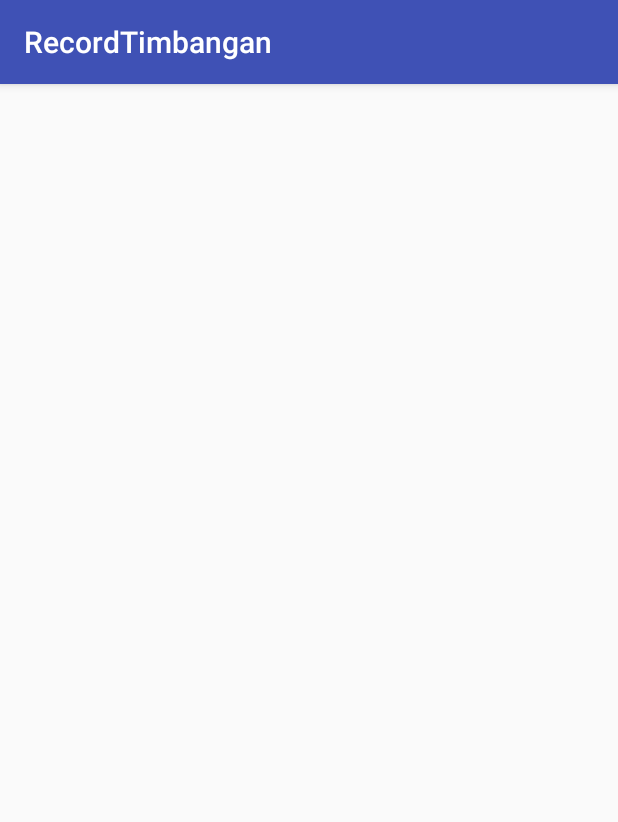
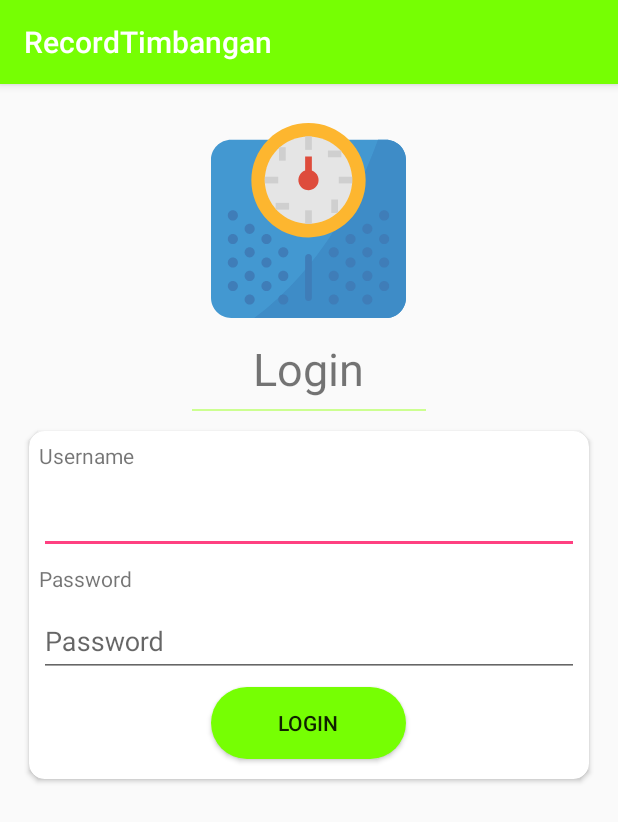
Before and after one commit to norkholis/RecordTimbangan, an Android app: the LoginPanelActivity screen opened directly, with no data from a screen before it, on a phone screen of 412 x 824 dp. Shown: the top 822 px of the screen. Run offline under Robolectric (Android 15) with nearby library versions, the phone set to English and light mode, and no system bars; our stand-ins replace sdp/ssp sizes.

Commit message:
Add login page

```diff
--- a/app/build.gradle
+++ b/app/build.gradle
@@ -22,6 +22,10 @@ dependencies {
     implementation fileTree(dir: 'libs', include: ['*.jar'])
     implementation 'com.android.support:appcompat-v7:26.1.0'
     implementation 'com.android.support.constraint:constraint-layout:1.0.2'
+    compile 'com.intuit.sdp:sdp-android:1.0.5'
+    compile 'de.hdodenhof:circleimageview:2.2.0'
+    compile 'com.android.support:cardview-v7:26.1.0'
+    compile 'com.android.support:design:26.1.0'
     testImplementation 'junit:junit:4.12'
     androidTestImplementation 'com.android.support.test:runner:1.0.1'
     androidTestImplementation 'com.android.support.test.espresso:espresso-core:3.0.1'
--- /dev/null
+++ b/app/src/main/res/drawable/dotted.xml
@@ -0,0 +1,24 @@
+<layer-list xmlns:android="http://schemas.android.com/apk/res/android">
+    <item
+        android:bottom="-1dp"
+        android:left="-1dp"
+        android:right="-1dp"
+        android:top="0dp">
+
+        <shape android:shape="rectangle">
+            <stroke
+                android:width="1dp"
+                android:color="@color/separated"
+                android:dashGap="3dp"
+                android:dashWidth="1dp" />
+
+            <solid android:color="@android:color/transparent" />
+
+            <padding
+                android:bottom="10dp"
+                android:left="10dp"
+                android:right="10dp"
+                android:top="10dp" />
+        </shape>
+    </item>
+</layer-list>
--- /dev/null
+++ b/app/src/main/res/drawable/primary_rounded.xml
@@ -0,0 +1,5 @@
+<?xml version="1.0" encoding="utf-8"?>
+<shape xmlns:android="http://schemas.android.com/apk/res/android">
+    <solid android:color="@color/colorPrimary"/>
+    <corners android:radius="25dp" />
+</shape>
--- a/app/src/main/res/layout/activity_login_panel.xml
+++ b/app/src/main/res/layout/activity_login_panel.xml
@@ -1,9 +1,86 @@
 <?xml version="1.0" encoding="utf-8"?>
-<android.support.constraint.ConstraintLayout xmlns:android="http://schemas.android.com/apk/res/android"
-    xmlns:app="http://schemas.android.com/apk/res-auto"
+<LinearLayout xmlns:android="http://schemas.android.com/apk/res/android"
     xmlns:tools="http://schemas.android.com/tools"
     android:layout_width="match_parent"
     android:layout_height="match_parent"
+    xmlns:app="http://schemas.android.com/apk/res-auto"
+    android:orientation="vertical"
     tools:context="com.example.norkholis.recordtimbangan.view.LoginPanelActivity">
 
-</android.support.constraint.ConstraintLayout>
+    <ImageView
+        android:layout_width="@dimen/_100sdp"
+        android:layout_height="@dimen/_100sdp"
+        android:layout_gravity="center"
+        android:src="@drawable/ic_timbangan"
+        android:layout_marginTop="@dimen/_20sdp"/>
+    <TextView
+        android:layout_width="wrap_content"
+        android:layout_height="wrap_content"
+        android:layout_gravity="center"
+        android:text="@string/login"
+        android:textSize="30sp"
+        android:layout_marginTop="@dimen/_10sdp"/>
+
+    <View
+        android:layout_width="@dimen/_120sdp"
+        android:layout_gravity="center"
+        android:layout_height="@dimen/_1sdp"
+        android:background="@color/separated"
+        android:layout_marginTop="@dimen/_5sdp"/>
+
+    <android.support.v7.widget.CardView
+        android:layout_width="match_parent"
+        android:layout_height="wrap_content"
+        app:cardCornerRadius="@dimen/_8sdp"
+        android:layout_marginRight="@dimen/_15sdp"
+        android:layout_marginLeft="@dimen/_15sdp"
+        android:layout_gravity="center"
+        android:layout_marginTop="@dimen/_10sdp">
+        <LinearLayout
+            android:layout_width="match_parent"
+            android:layout_height="wrap_content"
+            android:layout_marginTop="@dimen/_5sdp"
+            android:layout_marginLeft="@dimen/_5sdp"
+            android:layout_marginRight="@dimen/_5sdp"
+            android:orientation="vertical">
+            <TextView
+                android:layout_width="wrap_content"
+                android:layout_height="wrap_content"
+                android:text="Username"/>
+            <android.support.design.widget.TextInputLayout
+                android:layout_width="match_parent"
+                android:layout_height="wrap_content">
+                <EditText
+                    android:layout_width="match_parent"
+                    android:layout_height="wrap_content"
+                    android:inputType="text"
+                    android:id="@+id/lgn_username"/>
+            </android.support.design.widget.TextInputLayout>
+            <TextView
+                android:layout_width="wrap_content"
+                android:layout_height="wrap_content"
+                android:layout_marginTop="@dimen/_5sdp"
+                android:text="Password"/>
+            <android.support.design.widget.TextInputLayout
+                android:layout_width="match_parent"
+                android:layout_height="wrap_content">
+                <EditText
+                    android:layout_width="match_parent"
+                    android:layout_height="wrap_content"
+                    android:hint="Password"
+                    android:inputType="textPassword"
+                    android:id="@+id/lgn_password"/>
+            </android.support.design.widget.TextInputLayout>
+            <Button
+                android:layout_width="@dimen/_100sdp"
+                android:layout_height="wrap_content"
+                android:layout_gravity="center"
+                android:text="Login"
+                android:id="@+id/btn_login"
+                android:background="@drawable/primary_rounded"
+                android:layout_marginTop="@dimen/_5sdp"
+                android:layout_marginBottom="@dimen/_10sdp"/>
+        </LinearLayout>
+    </android.support.v7.widget.CardView>
+
+</LinearLayout>
--- a/app/src/main/res/layout/activity_splash.xml
+++ b/app/src/main/res/layout/activity_splash.xml
@@ -8,8 +8,8 @@
 
     <ImageView
         android:id="@+id/imageView"
-        android:layout_width="120dp"
-        android:layout_height="120dp"
+        android:layout_width="@dimen/_120sdp"
+        android:layout_height="@dimen/_120sdp"
         app:layout_constraintBottom_toBottomOf="parent"
         app:layout_constraintEnd_toEndOf="parent"
         app:layout_constraintStart_toStartOf="parent"
@@ -21,9 +21,9 @@
         android:id="@+id/textView"
         android:layout_width="wrap_content"
         android:layout_height="wrap_content"
-        android:layout_marginEnd="8dp"
-        android:layout_marginStart="8dp"
-        android:layout_marginTop="16dp"
+        android:layout_marginEnd="@dimen/_8sdp"
+        android:layout_marginStart="@dimen/_8sdp"
+        android:layout_marginTop="@dimen/_16sdp"
         android:textSize="30sp"
         android:textStyle="bold"
         android:text="BMI Tracker"
--- a/app/src/main/res/values/colors.xml
+++ b/app/src/main/res/values/colors.xml
@@ -1,6 +1,7 @@
 <?xml version="1.0" encoding="utf-8"?>
 <resources>
-    <color name="colorPrimary">#3F51B5</color>
-    <color name="colorPrimaryDark">#303F9F</color>
+    <color name="colorPrimary">#76FF03</color>
+    <color name="colorPrimaryDark">#64DD17</color>
+    <color name="separated">#CCFF90</color>
     <color name="colorAccent">#FF4081</color>
 </resources>
--- a/app/src/main/res/values/strings.xml
+++ b/app/src/main/res/values/strings.xml
@@ -1,3 +1,4 @@
 <resources>
     <string name="app_name">RecordTimbangan</string>
+    <string name="login">Login</string>
 </resources>
```
